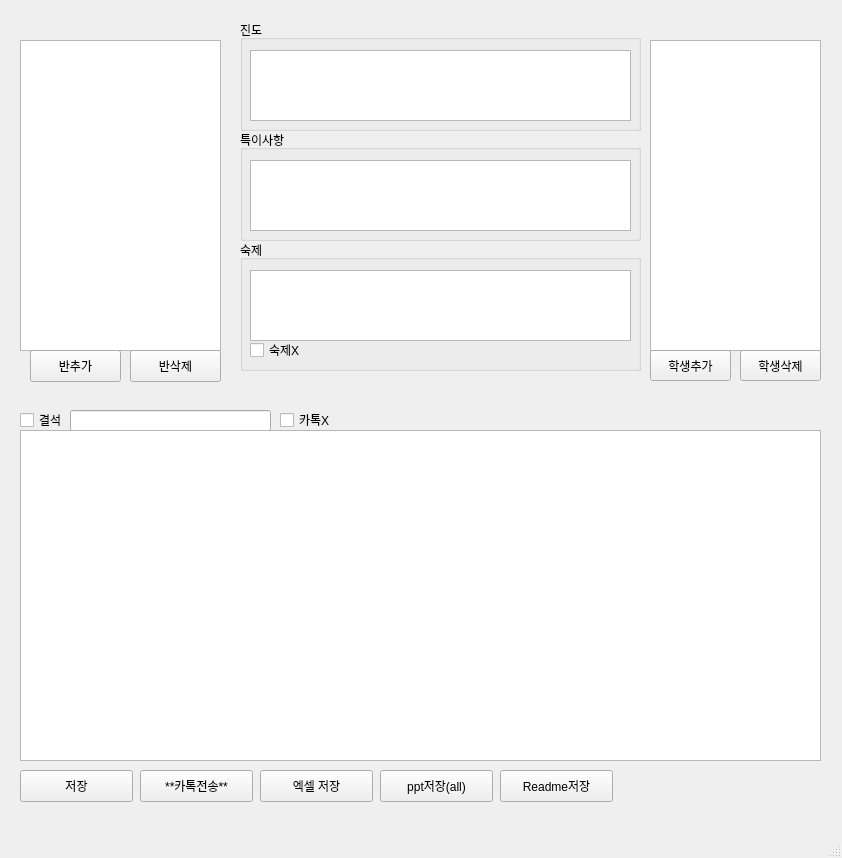
Qt form PersonalProject.ui (warpdev/AutoReport) before a commit.
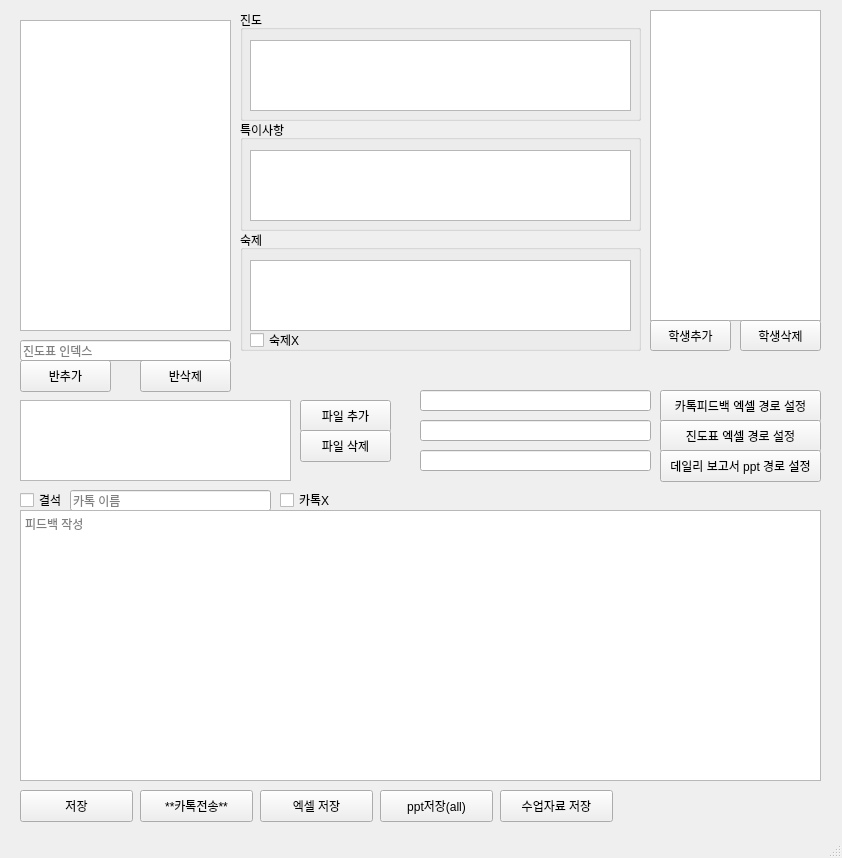
The same form after that commit.

Commit message: add set Path func

Patch:
```diff
--- a/PersonalProject.ui
+++ b/PersonalProject.ui
@@ -18,17 +18,20 @@
     <property name="geometry">
      <rect>
       <x>70</x>
-      <y>410</y>
+      <y>490</y>
       <width>201</width>
       <height>21</height>
      </rect>
     </property>
+    <property name="placeholderText">
+     <string>카톡 이름</string>
+    </property>
    </widget>
    <widget class="QPushButton" name="sendKakaoButton">
     <property name="geometry">
      <rect>
       <x>140</x>
-      <y>770</y>
+      <y>790</y>
       <width>113</width>
       <height>32</height>
      </rect>
@@ -41,7 +44,7 @@
     <property name="geometry">
      <rect>
       <x>280</x>
-      <y>410</y>
+      <y>490</y>
       <width>51</width>
       <height>20</height>
      </rect>
@@ -54,7 +57,7 @@
     <property name="geometry">
      <rect>
       <x>650</x>
-      <y>40</y>
+      <y>10</y>
       <width>171</width>
       <height>311</height>
      </rect>
@@ -64,7 +67,7 @@
     <property name="geometry">
      <rect>
       <x>260</x>
-      <y>770</y>
+      <y>790</y>
       <width>113</width>
       <height>32</height>
      </rect>
@@ -77,7 +80,7 @@
     <property name="geometry">
      <rect>
       <x>240</x>
-      <y>130</y>
+      <y>120</y>
       <width>401</width>
       <height>111</height>
      </rect>
@@ -100,7 +103,7 @@
     <property name="geometry">
      <rect>
       <x>650</x>
-      <y>350</y>
+      <y>320</y>
       <width>81</width>
       <height>31</height>
      </rect>
@@ -113,7 +116,7 @@
     <property name="geometry">
      <rect>
       <x>740</x>
-      <y>350</y>
+      <y>320</y>
       <width>81</width>
       <height>31</height>
      </rect>
@@ -126,7 +129,7 @@
     <property name="geometry">
      <rect>
       <x>20</x>
-      <y>410</y>
+      <y>490</y>
       <width>51</width>
       <height>20</height>
      </rect>
@@ -139,21 +142,21 @@
     <property name="geometry">
      <rect>
       <x>500</x>
-      <y>770</y>
+      <y>790</y>
       <width>113</width>
       <height>32</height>
      </rect>
     </property>
     <property name="text">
-     <string>Readme저장</string>
+     <string>수업자료 저장</string>
     </property>
    </widget>
    <widget class="QListView" name="classList">
     <property name="geometry">
      <rect>
       <x>20</x>
-      <y>40</y>
-      <width>201</width>
+      <y>20</y>
+      <width>211</width>
       <height>311</height>
      </rect>
     </property>
@@ -162,7 +165,7 @@
     <property name="geometry">
      <rect>
       <x>20</x>
-      <y>770</y>
+      <y>790</y>
       <width>113</width>
       <height>32</height>
      </rect>
@@ -175,17 +178,20 @@
     <property name="geometry">
      <rect>
       <x>20</x>
-      <y>430</y>
+      <y>510</y>
       <width>801</width>
-      <height>331</height>
+      <height>271</height>
      </rect>
     </property>
+    <property name="placeholderText">
+     <string>피드백 작성</string>
+    </property>
    </widget>
    <widget class="QPushButton" name="addClassButton">
     <property name="geometry">
      <rect>
-      <x>30</x>
-      <y>350</y>
+      <x>20</x>
+      <y>360</y>
       <width>91</width>
       <height>32</height>
      </rect>
@@ -198,7 +204,7 @@
     <property name="geometry">
      <rect>
       <x>380</x>
-      <y>770</y>
+      <y>790</y>
       <width>113</width>
       <height>32</height>
      </rect>
@@ -210,8 +216,8 @@
    <widget class="QPushButton" name="removeClassButton">
     <property name="geometry">
      <rect>
-      <x>130</x>
-      <y>350</y>
+      <x>140</x>
+      <y>360</y>
       <width>91</width>
       <height>32</height>
      </rect>
@@ -224,7 +230,7 @@
     <property name="geometry">
      <rect>
       <x>240</x>
-      <y>20</y>
+      <y>10</y>
       <width>401</width>
       <height>111</height>
      </rect>
@@ -247,9 +253,9 @@
     <property name="geometry">
      <rect>
       <x>240</x>
-      <y>240</y>
+      <y>230</y>
       <width>401</width>
-      <height>131</height>
+      <height>121</height>
      </rect>
     </property>
     <property name="title">
@@ -279,6 +285,145 @@
      </property>
     </widget>
    </widget>
+   <widget class="QListView" name="fileList">
+    <property name="geometry">
+     <rect>
+      <x>20</x>
+      <y>400</y>
+      <width>271</width>
+      <height>81</height>
+     </rect>
+    </property>
+   </widget>
+   <widget class="QPushButton" name="addFileButton">
+    <property name="geometry">
+     <rect>
+      <x>300</x>
+      <y>400</y>
+      <width>91</width>
+      <height>32</height>
+     </rect>
+    </property>
+    <property name="text">
+     <string>파일 추가</string>
+    </property>
+   </widget>
+   <widget class="QPushButton" name="removeFileButton">
+    <property name="geometry">
+     <rect>
+      <x>300</x>
+      <y>430</y>
+      <width>91</width>
+      <height>32</height>
+     </rect>
+    </property>
+    <property name="text">
+     <string>파일 삭제</string>
+    </property>
+   </widget>
+   <widget class="QLineEdit" name="classColField">
+    <property name="geometry">
+     <rect>
+      <x>20</x>
+      <y>340</y>
+      <width>211</width>
+      <height>21</height>
+     </rect>
+    </property>
+    <property name="inputMask">
+     <string/>
+    </property>
+    <property name="placeholderText">
+     <string>진도표 인덱스</string>
+    </property>
+   </widget>
+   <widget class="QPushButton" name="setFeedbackPathButton">
+    <property name="geometry">
+     <rect>
+      <x>660</x>
+      <y>390</y>
+      <width>161</width>
+      <height>32</height>
+     </rect>
+    </property>
+    <property name="text">
+     <string>카톡피드백 엑셀 경로 설정</string>
+    </property>
+   </widget>
+   <widget class="QPushButton" name="setJindoPathButton">
+    <property name="geometry">
+     <rect>
+      <x>660</x>
+      <y>420</y>
+      <width>161</width>
+      <height>32</height>
+     </rect>
+    </property>
+    <property name="text">
+     <string>진도표 엑셀 경로 설정</string>
+    </property>
+   </widget>
+   <widget class="QPushButton" name="setDailyReportPathButton">
+    <property name="geometry">
+     <rect>
+      <x>660</x>
+      <y>450</y>
+      <width>161</width>
+      <height>32</height>
+     </rect>
+    </property>
+    <property name="text">
+     <string>데일리 보고서 ppt 경로 설정</string>
+    </property>
+   </widget>
+   <widget class="QLineEdit" name="feedbackPathField">
+    <property name="geometry">
+     <rect>
+      <x>420</x>
+      <y>390</y>
+      <width>231</width>
+      <height>21</height>
+     </rect>
+    </property>
+    <property name="inputMask">
+     <string/>
+    </property>
+    <property name="placeholderText">
+     <string/>
+    </property>
+   </widget>
+   <widget class="QLineEdit" name="jindoPathField">
+    <property name="geometry">
+     <rect>
+      <x>420</x>
+      <y>420</y>
+      <width>231</width>
+      <height>21</height>
+     </rect>
+    </property>
+    <property name="inputMask">
+     <string/>
+    </property>
+    <property name="placeholderText">
+     <string/>
+    </property>
+   </widget>
+   <widget class="QLineEdit" name="dailyReportPathField">
+    <property name="geometry">
+     <rect>
+      <x>420</x>
+      <y>450</y>
+      <width>231</width>
+      <height>21</height>
+     </rect>
+    </property>
+    <property name="inputMask">
+     <string/>
+    </property>
+    <property name="placeholderText">
+     <string/>
+    </property>
+   </widget>
   </widget>
   <widget class="QStatusBar" name="statusbar"/>
  </widget>
```
The commit also changes 3 other files.
